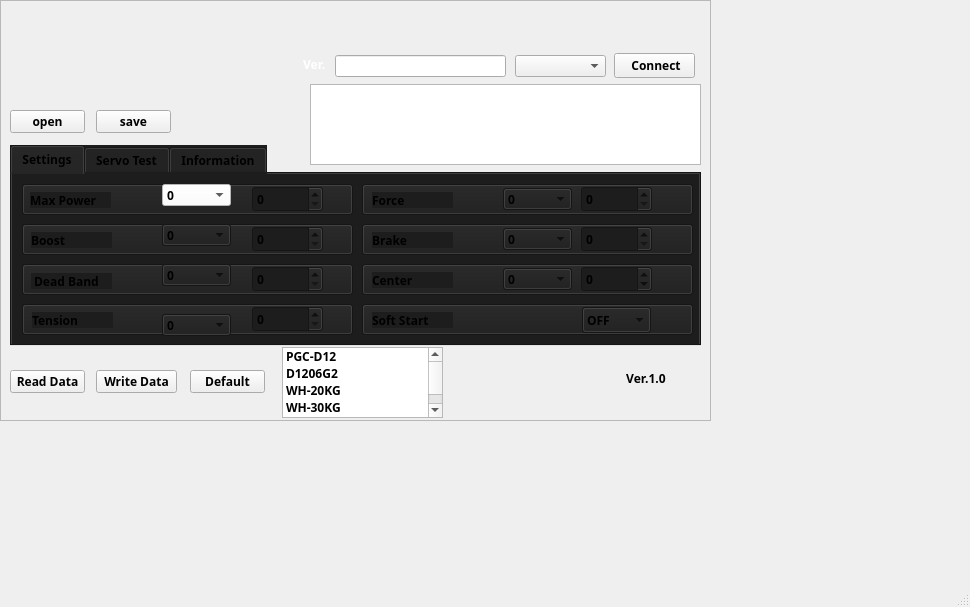
Old version of the form HDclientNew/mainwindow.ui in the repository lisi099/ServoFixtureAll.
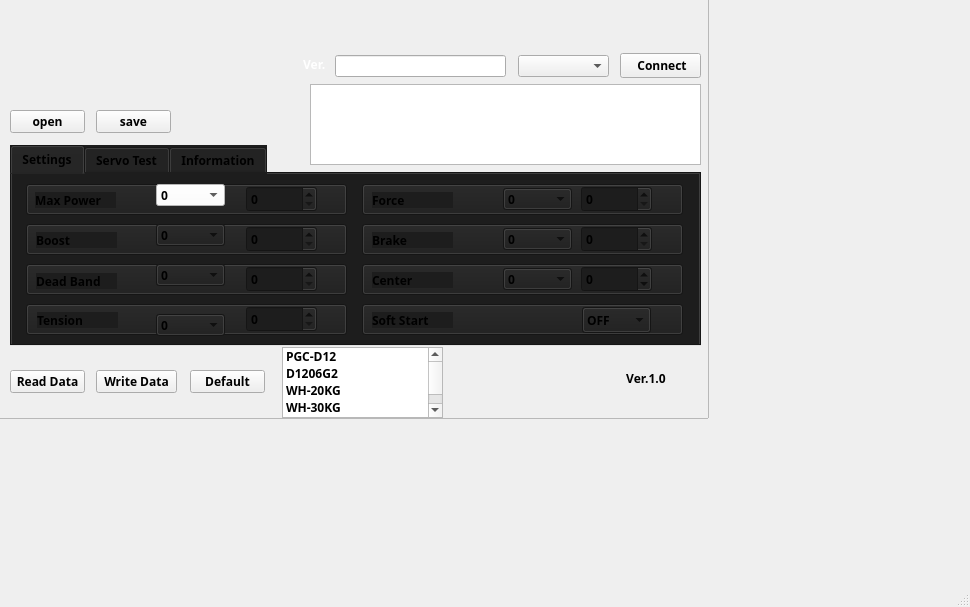
New version of the form. The open tabs and pages were chosen to show the change. Icons and pictures are not drawn. Custom widgets are drawn as their Qt base class.

Diff of the .ui file:
```diff
--- a/HDclientNew/mainwindow.ui
+++ b/HDclientNew/mainwindow.ui
@@ -43,9 +43,9 @@
      <widget class="QPushButton" name="pushButton_s1">
       <property name="geometry">
        <rect>
-        <x>10</x>
+        <x>14</x>
         <y>10</y>
-        <width>331</width>
+        <width>321</width>
         <height>31</height>
        </rect>
       </property>
@@ -72,7 +72,7 @@
      <widget class="QLabel" name="label_s1">
       <property name="geometry">
        <rect>
-        <x>18</x>
+        <x>23</x>
         <y>18</y>
         <width>81</width>
         <height>16</height>
@@ -92,9 +92,9 @@
      <widget class="QPushButton" name="pushButton_s2">
       <property name="geometry">
        <rect>
-        <x>10</x>
+        <x>14</x>
         <y>50</y>
-        <width>331</width>
+        <width>321</width>
         <height>31</height>
        </rect>
       </property>
@@ -115,9 +115,9 @@
      <widget class="QPushButton" name="pushButton_s3">
       <property name="geometry">
        <rect>
-        <x>10</x>
+        <x>14</x>
         <y>90</y>
-        <width>331</width>
+        <width>321</width>
         <height>31</height>
        </rect>
       </property>
@@ -138,9 +138,9 @@
      <widget class="QPushButton" name="pushButton_s4">
       <property name="geometry">
        <rect>
-        <x>10</x>
+        <x>14</x>
         <y>130</y>
-        <width>331</width>
+        <width>321</width>
         <height>31</height>
        </rect>
       </property>
@@ -163,7 +163,7 @@
        <rect>
         <x>350</x>
         <y>10</y>
-        <width>331</width>
+        <width>321</width>
         <height>31</height>
        </rect>
       </property>
@@ -184,7 +184,7 @@
      <widget class="QComboBox" name="comboBox_s1">
       <property name="geometry">
        <rect>
-        <x>150</x>
+        <x>144</x>
         <y>10</y>
         <width>69</width>
         <height>22</height>
@@ -260,7 +260,7 @@
      <widget class="QComboBox" name="comboBox_s2">
       <property name="geometry">
        <rect>
-        <x>150</x>
+        <x>144</x>
         <y>50</y>
         <width>69</width>
         <height>22</height>
@@ -332,7 +332,7 @@
      <widget class="QComboBox" name="comboBox_s3">
       <property name="geometry">
        <rect>
-        <x>150</x>
+        <x>144</x>
         <y>90</y>
         <width>69</width>
         <height>22</height>
@@ -404,7 +404,7 @@
      <widget class="QComboBox" name="comboBox_s4">
       <property name="geometry">
        <rect>
-        <x>150</x>
+        <x>144</x>
         <y>140</y>
         <width>69</width>
         <height>22</height>
@@ -478,7 +478,7 @@
        <rect>
         <x>350</x>
         <y>50</y>
-        <width>331</width>
+        <width>321</width>
         <height>31</height>
        </rect>
       </property>
@@ -501,7 +501,7 @@
        <rect>
         <x>350</x>
         <y>90</y>
-        <width>331</width>
+        <width>321</width>
         <height>31</height>
        </rect>
       </property>
@@ -524,7 +524,7 @@
        <rect>
         <x>350</x>
         <y>130</y>
-        <width>331</width>
+        <width>321</width>
         <height>31</height>
        </rect>
       </property>
@@ -788,7 +788,7 @@
      <widget class="QLabel" name="label_s2">
       <property name="geometry">
        <rect>
-        <x>19</x>
+        <x>24</x>
         <y>58</y>
         <width>81</width>
         <height>16</height>
@@ -808,7 +808,7 @@
      <widget class="QLabel" name="label_s3">
       <property name="geometry">
        <rect>
-        <x>19</x>
+        <x>24</x>
         <y>99</y>
         <width>81</width>
         <height>16</height>
@@ -822,13 +822,13 @@
        </font>
       </property>
       <property name="text">
-       <string> Dead Band</string>
+       <string>Dead Band</string>
       </property>
      </widget>
      <widget class="QLabel" name="label_s4">
       <property name="geometry">
        <rect>
-        <x>20</x>
+        <x>25</x>
         <y>138</y>
         <width>81</width>
         <height>16</height>
@@ -928,7 +928,7 @@
      <widget class="QSpinBox" name="spinBox_1">
       <property name="geometry">
        <rect>
-        <x>240</x>
+        <x>234</x>
         <y>12</y>
         <width>71</width>
         <height>26</height>
@@ -948,7 +948,7 @@
      <widget class="QSpinBox" name="spinBox_2">
       <property name="geometry">
        <rect>
-        <x>240</x>
+        <x>234</x>
         <y>52</y>
         <width>71</width>
         <height>26</height>
@@ -968,7 +968,7 @@
      <widget class="QSpinBox" name="spinBox_3">
       <property name="geometry">
        <rect>
-        <x>240</x>
+        <x>234</x>
         <y>92</y>
         <width>71</width>
         <height>26</height>
@@ -988,7 +988,7 @@
      <widget class="QSpinBox" name="spinBox_4">
       <property name="geometry">
        <rect>
-        <x>240</x>
+        <x>234</x>
         <y>132</y>
         <width>71</width>
         <height>26</height>
@@ -1476,8 +1476,8 @@
    <widget class="QFrame" name="frame">
     <property name="geometry">
      <rect>
-      <x>0</x>
-      <y>0</y>
+      <x>-2</x>
+      <y>-2</y>
       <width>711</width>
       <height>421</height>
      </rect>
@@ -1586,7 +1586,7 @@
    <widget class="QPushButton" name="pushButton_connect">
     <property name="geometry">
      <rect>
-      <x>614</x>
+      <x>620</x>
       <y>53</y>
       <width>81</width>
       <height>25</height>
@@ -1646,7 +1646,7 @@
    <widget class="QComboBox" name="comboBox_com">
     <property name="geometry">
      <rect>
-      <x>515</x>
+      <x>518</x>
       <y>55</y>
       <width>91</width>
       <height>22</height>
```
Left out of the diff: 63 changed lines with no effect on the pictures.
